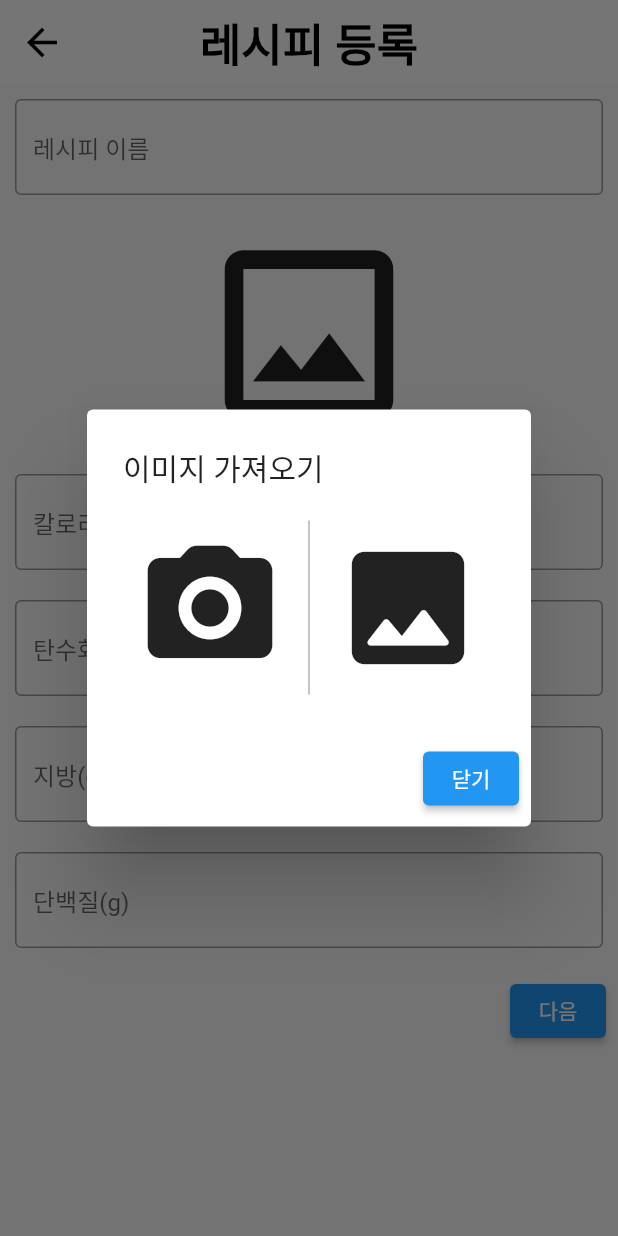
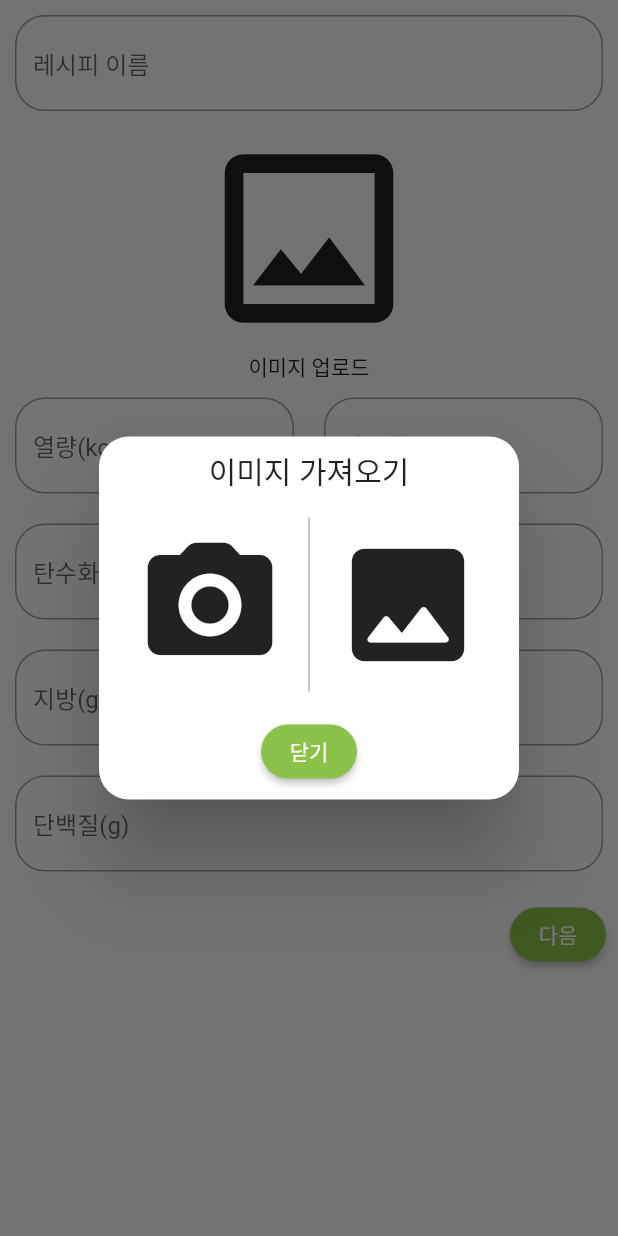
Before and after one commit to Raonshi/pocketrecipe_client, a Flutter app: the RecipePost1 widget shown alone on an empty page, opened directly, after a tap on the "image" icon, on a phone screen of 412 x 824 dp. Run offline on Flutter 3.47's test engine with Material 2 defaults, Android fonts, the phone set to English and light mode, and no system bars; our stand-ins replace get, image_picker, logger, sprintf; network calls fail.

Commit message:
refactor recipe post 1 ui

```diff
--- a/lib/etc/data_define.dart
+++ b/lib/etc/data_define.dart
@@ -38,10 +38,10 @@ class Recipe {
   void setImage(String value) => this.recipeImg = value;
   void setParts(String value) => this.parts = value;
   void setEnergy(String value) => this.energy = value;
-  void setCal(String value) => this.carbohydrate = value;
+  void setCar(String value) => this.carbohydrate = value;
   void setPro(String value) => this.protein = value;
   void setFat(String value) => this.fat = value;
-  void setNa(String value) => this.natrium = value;
+  void setNat(String value) => this.natrium = value;
   void setManualList(List<dynamic> value) => this.manualList = value;
   void setImageList(List<dynamic> value) => this.imageList = value;
 
--- a/lib/etc/style.dart
+++ b/lib/etc/style.dart
@@ -21,3 +21,10 @@ OutlineInputBorder outLineInputBorder = OutlineInputBorder(
   borderSide: BorderSide(color: Colors.lightGreen),
   borderRadius: BorderRadius.all(Radius.circular(20)),
 );
+
+ButtonStyle buttonStyle = ElevatedButton.styleFrom(
+  primary: Colors.lightGreen,
+  shape: RoundedRectangleBorder(
+    borderRadius: BorderRadius.circular(20),
+  ),
+);
--- a/lib/etc/translate.dart
+++ b/lib/etc/translate.dart
@@ -17,6 +17,7 @@ class Language extends Translations {
           'recipe_search': '검색',
           'menu': '메뉴',
           'setting': '설정',
+          'recipe_post': '레시피 등록',
 
           //menu
           'korean_food': '한식',
@@ -28,8 +29,22 @@ class Language extends Translations {
           'snack': '분식',
           'dessert': '간식',
 
-          //system message
+          //search input
           'search_hint': '요리명 / 요리재료',
+
+          //recipe post
+          'recipe_name': '레시피 이름',
+          'recipe_cal': '열량(kcal)',
+          'recipe_nat': '나트륨(mg)',
+          'recipe_car': '탄수화물(g)',
+          'recipe_fat': '지방(g)',
+          'recipe_pro': '단백질(g)',
+          'recipe_img': '이미지 업로드',
+
+          //button
+          'next': '다음',
+
+          //info
         },
       };
 }
--- a/lib/ui/pages/menu/recipe_post.dart
+++ b/lib/ui/pages/menu/recipe_post.dart
@@ -1,27 +1,34 @@
 import 'package:flutter/material.dart';
 import 'package:get/get.dart';
+import 'package:pocketrecipe_client/etc/style.dart';
 import 'package:pocketrecipe_client/getx/controller.dart';
 
+class RecipePostPage extends StatelessWidget {
+  const RecipePostPage({Key? key}) : super(key: key);
 
-class RecipePost1 extends StatefulWidget {
+  @override
+  Widget build(BuildContext context) {
+    return Scaffold(
+      appBar: AppBar(title: Text("recipe_post".tr)),
+      body: SafeArea(
+        child: PageView(
+          physics: NeverScrollableScrollPhysics(),
+          children: <Widget>[
+            RecipePost1(),
+            RecipePost2(),
+          ],
+        ),
+      ),
+    );
+  }
+}
+
+class RecipePost1 extends StatelessWidget {
   final controller = Get.put(Controller());
 
   @override
-  _RecipePost1State createState() => _RecipePost1State();
-}
-
-class _RecipePost1State extends State<RecipePost1> {
-  Icon icon = Icon(Icons.image_outlined,);
-
-  @override
   Widget build(BuildContext context) {
-
-    return Scaffold(
-      appBar: AppBar(
-        title: Text("레시피 등록"),
-      ),
-      resizeToAvoidBottomInset: false,
-      body: Column(
+    return Column(
       mainAxisAlignment: MainAxisAlignment.start,
       mainAxisSize: MainAxisSize.max,
       children: [
@@ -30,37 +37,84 @@ class _RecipePost1State extends State<RecipePost1> {
           mainAxisAlignment: MainAxisAlignment.center,
           mainAxisSize: MainAxisSize.max,
           children: [
-              Flexible(
-                child: Padding(
-                  padding: const EdgeInsets.symmetric(horizontal: 10.0, vertical: 10.0),
-                  child: TextField(
-                      decoration: InputDecoration(
-                          hintText: "레시피 이름",
-                          border: OutlineInputBorder()
+            RecipeInfoInputWidget(
+              hint: 'recipe_name'.tr,
+              onChanged: (str) {
+                controller.recipe.value.setName(str);
+              },
             ),
-                      onChanged: (str){
-                        widget.controller.recipe.value.setName(str);
-                      }
-                  ),
-                ),
-              )
           ],
         ),
 
         //완성 이미지 업로드
         // -> 이미지 업로드시 아이콘이 변경되야함(현재 안됨)
-          Row(
-            mainAxisAlignment: MainAxisAlignment.center,
-            mainAxisSize: MainAxisSize.max,
+        Column(
           children: [
             IconButton(
-                onPressed: (){
-                  getImageDialog(context);
+              constraints: BoxConstraints(),
+              padding: EdgeInsets.zero,
+              onPressed: () {
+                // getImageDialog(context);
+                Get.defaultDialog(
+                  title: "이미지 가져오기",
+                  content: IntrinsicHeight(
+                    child: Row(
+                      mainAxisAlignment: MainAxisAlignment.center,
+                      children: [
+                        IconButton(
+                          onPressed: () async {
+                            //await controller.encodeImageFromCamera(99);
+                            await controller.encodeRecipeImage(true);
+                            // setState(() {
+                            //   if (widget.controller.recipe.value.recipeImg !=
+                            //       'Unknown') {
+                            //     icon = Icon(
+                            //       Icons.image_rounded,
+                            //     );
+                            //   }
+                            // });
+                            Navigator.pop(context);
+                          },
+                          iconSize: 100.0,
+                          icon: Icon(Icons.camera_alt_rounded),
+                        ),
+                        VerticalDivider(
+                          color: Colors.black45,
+                        ),
+                        IconButton(
+                          onPressed: () async {
+                            //controller.encodeImageFromGallery(99);
+                            await controller.encodeRecipeImage(true);
+                            // setState(() {
+                            //   if (widget.controller.recipe.value.recipeImg !=
+                            //       'Unknown') {
+                            //     icon = Icon(
+                            //       Icons.image_rounded,
+                            //     );
+                            //   }
+                            // });
+                            Navigator.pop(context);
+                          },
+                          iconSize: 100.0,
+                          icon: Icon(Icons.image_rounded),
+                        ),
+                      ],
+                    ),
+                  ),
+                  cancelTextColor: Colors.lightGreen,
+                  actions: [
+                    ElevatedButton(
+                      style: buttonStyle,
+                      onPressed: () => Navigator.pop(context),
+                      child: Text("닫기"),
+                    ),
+                  ],
+                );
               },
               iconSize: 150.0,
-                icon: icon,
-                tooltip: "이미지 업로드",
+              icon: Icon(Icons.image_outlined),
             ),
+            Text('recipe_img'.tr),
           ],
         ),
 
@@ -69,34 +123,17 @@ class _RecipePost1State extends State<RecipePost1> {
           mainAxisAlignment: MainAxisAlignment.center,
           mainAxisSize: MainAxisSize.max,
           children: [
-              Flexible(
-                child: Padding(
-                  padding: const EdgeInsets.symmetric(horizontal: 10.0, vertical: 10.0),
-                  child: TextField(
-                      decoration: InputDecoration(
-                          hintText: "칼로리(kcal)",
-                          border: OutlineInputBorder()
+            RecipeInfoInputWidget(
+              hint: 'recipe_cal'.tr,
+              onChanged: (str) {
+                controller.recipe.value.setEnergy(str);
+              },
             ),
-                      onChanged: (str){
-                        widget.controller.recipe.value.setEnergy(str);
-                      }
-                  ),
-                ),
-              ),
-
-              Flexible(
-                child: Padding(
-                  padding: const EdgeInsets.symmetric(horizontal: 10.0, vertical: 10.0),
-                  child: TextField(
-                      decoration: InputDecoration(
-                          hintText: "나트륨(mg)",
-                          border: OutlineInputBorder()
-                      ),
-                      onChanged: (str){
-                        widget.controller.recipe.value.setNa(str);
-                      }
-                  ),
-                ),
+            RecipeInfoInputWidget(
+              hint: 'recipe_nat'.tr,
+              onChanged: (str) {
+                controller.recipe.value.setNat(str);
+              },
             ),
           ],
         ),
@@ -106,20 +143,12 @@ class _RecipePost1State extends State<RecipePost1> {
           mainAxisAlignment: MainAxisAlignment.center,
           mainAxisSize: MainAxisSize.max,
           children: [
-              Flexible(
-                child: Padding(
-                  padding: const EdgeInsets.symmetric(horizontal: 10.0, vertical: 10.0),
-                  child: TextField(
-                      decoration: InputDecoration(
-                          hintText: "탄수화물(g)",
-                          border: OutlineInputBorder()
+            RecipeInfoInputWidget(
+              hint: 'recipe_car'.tr,
+              onChanged: (str) {
+                controller.recipe.value.setCar(str);
+              },
             ),
-                      onChanged: (str){
-                        widget.controller.recipe.value.setCal(str);
-                      }
-                  ),
-                ),
-              )
           ],
         ),
 
@@ -128,20 +157,12 @@ class _RecipePost1State extends State<RecipePost1> {
           mainAxisAlignment: MainAxisAlignment.center,
           mainAxisSize: MainAxisSize.max,
           children: [
-              Flexible(
-                child: Padding(
-                  padding: const EdgeInsets.symmetric(horizontal: 10.0, vertical: 10.0),
-                  child: TextField(
-                      decoration: InputDecoration(
-                          hintText: "지방(g)",
-                          border: OutlineInputBorder()
+            RecipeInfoInputWidget(
+              hint: 'recipe_fat'.tr,
+              onChanged: (str) {
+                controller.recipe.value.setFat(str);
+              },
             ),
-                      onChanged: (str){
-                        widget.controller.recipe.value.setFat(str);
-                      }
-                  ),
-                ),
-              )
           ],
         ),
 
@@ -150,20 +171,12 @@ class _RecipePost1State extends State<RecipePost1> {
           mainAxisAlignment: MainAxisAlignment.center,
           mainAxisSize: MainAxisSize.max,
           children: [
-              Flexible(
-                child: Padding(
-                  padding: const EdgeInsets.symmetric(horizontal: 10.0, vertical: 10.0),
-                  child: TextField(
-                      decoration: InputDecoration(
-                          hintText: "단백질(g)",
-                          border: OutlineInputBorder()
+            RecipeInfoInputWidget(
+              hint: 'recipe_pro'.tr,
+              onChanged: (str) {
+                controller.recipe.value.setPro(str);
+              },
             ),
-                      onChanged: (str){
-                        widget.controller.recipe.value.setPro(str);
-                      }
-                  ),
-                ),
-              )
           ],
         ),
 
@@ -175,65 +188,76 @@ class _RecipePost1State extends State<RecipePost1> {
             Padding(
               padding: EdgeInsets.all(8.0),
               child: ElevatedButton(
+                style: buttonStyle,
                 onPressed: () async {
                   bool goToHome = await Get.to(() => RecipePost2());
-                    if(goToHome){Get.back(result: true);}
+                  if (goToHome) {
+                    Get.back(result: true);
+                  }
                 },
-                  child: Text("다음"),
+                child: Text('next'.tr),
               ),
             ),
           ],
         ),
       ],
-      ),
     );
   }
 
-  void getImageDialog(BuildContext context){
+  void getImageDialog(BuildContext context) {
     showDialog(
       context: context,
-      builder: (BuildContext context){
+      builder: (BuildContext context) {
         return AlertDialog(
           title: Text("이미지 가져오기"),
           content: IntrinsicHeight(
             child: Row(
               mainAxisAlignment: MainAxisAlignment.center,
               children: [
-                Expanded(child: IconButton(
+                Expanded(
+                  child: IconButton(
                     onPressed: () async {
                       //await controller.encodeImageFromCamera(99);
-                    await widget.controller.encodeRecipeImage(true);
-                    setState(() {
-                      if(widget.controller.recipe.value.recipeImg != 'Unknown'){
-                        icon = Icon(Icons.image_rounded,);
-                      }
-                    });
+                      await controller.encodeRecipeImage(true);
+                      // setState(() {
+                      //   if (widget.controller.recipe.value.recipeImg !=
+                      //       'Unknown') {
+                      //     icon = Icon(
+                      //       Icons.image_rounded,
+                      //     );
+                      //   }
+                      // });
                       Navigator.pop(context);
                     },
                     iconSize: 100.0,
-                  icon: Icon(Icons.camera_alt_rounded),),
+                    icon: Icon(Icons.camera_alt_rounded),
                   ),
-
-                VerticalDivider(color: Colors.black45,),
-
-                Expanded(child: IconButton(
+                ),
+                VerticalDivider(
+                  color: Colors.black45,
+                ),
+                Expanded(
+                  child: IconButton(
                     onPressed: () async {
                       //controller.encodeImageFromGallery(99);
-                    await widget.controller.encodeRecipeImage(true);
-                    setState(() {
-                      if(widget.controller.recipe.value.recipeImg != 'Unknown'){
-                        icon = Icon(Icons.image_rounded,);
-                      }
-                    });
+                      await controller.encodeRecipeImage(true);
+                      // setState(() {
+                      //   if (widget.controller.recipe.value.recipeImg !=
+                      //       'Unknown') {
+                      //     icon = Icon(
+                      //       Icons.image_rounded,
+                      //     );
+                      //   }
+                      // });
                       Navigator.pop(context);
                     },
                     iconSize: 100.0,
-                  icon: Icon(Icons.image_rounded),),
+                    icon: Icon(Icons.image_rounded),
+                  ),
                 ),
               ],
             ),
           ),
-
           actions: [
             ElevatedButton(
               onPressed: () => Navigator.pop(context),
@@ -246,6 +270,30 @@ class _RecipePost1State extends State<RecipePost1> {
   }
 }
 
+class RecipeInfoInputWidget extends StatelessWidget {
+  const RecipeInfoInputWidget({Key? key, this.hint, required this.onChanged})
+      : super(key: key);
+  final hint;
+  final void Function(String str) onChanged;
+
+  @override
+  Widget build(BuildContext context) {
+    return Flexible(
+      child: Padding(
+        padding: const EdgeInsets.symmetric(horizontal: 10.0, vertical: 10.0),
+        child: TextField(
+          cursorColor: Colors.lightGreen,
+          decoration: InputDecoration(
+            hintText: hint,
+            border: outLineInputBorder,
+            focusedBorder: outLineInputBorder,
+          ),
+          onChanged: onChanged,
+        ),
+      ),
+    );
+  }
+}
 
 class RecipePost2 extends StatelessWidget {
   final controller = Get.put(Controller());
@@ -256,7 +304,9 @@ class RecipePost2 extends StatelessWidget {
     controller.manualAdd();
 
     return Scaffold(
-      appBar: AppBar(title: Text("레시피 등록"),),
+      appBar: AppBar(
+        title: Text("레시피 등록"),
+      ),
       resizeToAvoidBottomInset: false,
       body: Column(
         mainAxisAlignment: MainAxisAlignment.center,
@@ -264,7 +314,8 @@ class RecipePost2 extends StatelessWidget {
         children: [
           Expanded(
             flex: 14,
-            child: Obx(() => ListView.builder(
+            child: Obx(
+              () => ListView.builder(
                   shrinkWrap: true,
                   scrollDirection: Axis.vertical,
                   itemCount: controller.manualList.length,
@@ -273,9 +324,7 @@ class RecipePost2 extends StatelessWidget {
                   }),
             ),
           ),
-
           Divider(),
-
           Expanded(
             flex: 2,
             child: Row(
@@ -283,72 +332,68 @@ class RecipePost2 extends StatelessWidget {
               mainAxisSize: MainAxisSize.max,
               children: [
                 Spacer(),
-
                 Expanded(
                   flex: 4,
                   child: ElevatedButton(
-                    onPressed: (){
-                      if(controller.manualList.length < 20){
+                    onPressed: () {
+                      if (controller.manualList.length < 20) {
                         controller.manualAdd();
-                      }
-                      else{
-                        ScaffoldMessenger.of(context).showSnackBar(
-                            SnackBar(
+                      } else {
+                        ScaffoldMessenger.of(context).showSnackBar(SnackBar(
                           content: Text("더 이상 추가할 수 없습니다."),
                           duration: Duration(milliseconds: 1500),
-                            )
-                        );
+                        ));
                       }
                     },
                     child: Padding(
                       padding: const EdgeInsets.symmetric(vertical: 10.0),
-                      child: Text("메뉴얼 추가", style: TextStyle(fontSize: 20),),
+                      child: Text(
+                        "메뉴얼 추가",
+                        style: TextStyle(fontSize: 20),
                       ),
                     ),
                   ),
-
+                ),
                 Spacer(),
-
                 Expanded(
                   flex: 4,
                   child: ElevatedButton(
-                    onPressed: (){
-                      if(controller.manualList.length > 1){
+                    onPressed: () {
+                      if (controller.manualList.length > 1) {
                         controller.manualSub();
-                      }
-                      else{
-                        ScaffoldMessenger.of(context).showSnackBar(
-                            SnackBar(
+                      } else {
+                        ScaffoldMessenger.of(context).showSnackBar(SnackBar(
                           content: Text("더 이상 삭제할 수 없습니다."),
                           duration: Duration(milliseconds: 1500),
-                            )
-                        );
+                        ));
                       }
                     },
                     child: Padding(
                       padding: const EdgeInsets.symmetric(vertical: 10.0),
-                      child: Text("메뉴얼 삭제", style: TextStyle(fontSize: 20),),
+                      child: Text(
+                        "메뉴얼 삭제",
+                        style: TextStyle(fontSize: 20),
                       ),
                     ),
                   ),
-
+                ),
                 Spacer(),
               ],
             ),
           ),
-
           Spacer(),
-
           Expanded(
             flex: 2,
             child: ElevatedButton(
-              onPressed: () async{
+              onPressed: () async {
                 //레시피 등록 절차 수행
                 bool isComplete = await controller.recipePosting();
                 bool goToHome = false;
 
-                if(isComplete){
-                  goToHome = await showDialog(context: context, builder: (BuildContext context){
+                if (isComplete) {
+                  goToHome = await showDialog(
+                      context: context,
+                      builder: (BuildContext context) {
                         return AlertDialog(
                           title: Text("알림"),
                           content: Text("레시피 등록이 완료되었습니다."),
@@ -360,9 +405,10 @@ class RecipePost2 extends StatelessWidget {
                           ],
                         );
                       });
-                }
-                else{
-                  goToHome = await showDialog(context: context, builder: (BuildContext context){
+                } else {
+                  goToHome = await showDialog(
+                      context: context,
+                      builder: (BuildContext context) {
                         return AlertDialog(
                           title: Text("알림"),
                           content: Text("레시피 등록이 실패하였습니다.\n 관리자에게 문의해주세요."),
@@ -377,18 +423,21 @@ class RecipePost2 extends StatelessWidget {
                       });
                 }
 
-                if(goToHome){
+                if (goToHome) {
                   controller.manualList.clear();
                   Get.back(result: true);
                 }
               },
               child: Padding(
-                padding: const EdgeInsets.symmetric(vertical: 10.0, horizontal: 30.0),
-                child: Text("등록", style: TextStyle(fontSize: 20),),
+                padding: const EdgeInsets.symmetric(
+                    vertical: 10.0, horizontal: 30.0),
+                child: Text(
+                  "등록",
+                  style: TextStyle(fontSize: 20),
                 ),
               ),
             ),
-
+          ),
           Spacer(),
         ],
       ),
```
Also changed, not shown: lib/ui/pages/home_page.dart (+2 -11 lines), lib/ui/pages/recipe/recipe_search_page.dart (+1 -6 lines). Lines whose indentation alone changed are shown as unchanged.
